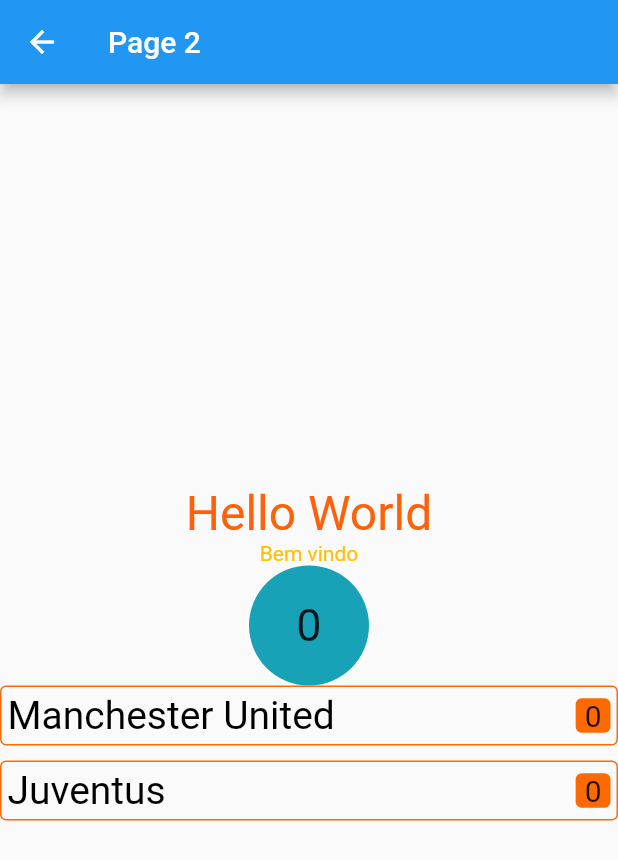
After one commit to cocadev/flutter_university, a Flutter app: the screen it shows after launch, after a tap on "Guide", on a phone screen of 412 x 824 dp. The commit adds this screen. Shown: the top 860 px of the screen. Run offline on Flutter 3.47's test engine with Material 2 defaults, Android fonts, the light colour scheme and no system bars.

Commit message:
increase and button style

```diff
--- a/lib/first.dart
+++ b/lib/first.dart
@@ -2,6 +2,7 @@
 import 'second.dart';
 import 'image.dart';
 import 'timer.dart';
+import 'guide.dart';
 
 class First extends StatefulWidget {
   @override
@@ -23,6 +24,15 @@
                 "Bem vindo",
                 textAlign: TextAlign.center,
                 style: TextStyle(color: Colors.amber),
+              ),
+            ),
+            Center(
+              child: RaisedButton(
+                child: Text("Guide"),
+                onPressed: (){
+                  Navigator.push(context, MaterialPageRoute(builder: (context) => Guide(title:'Beginner Guide')) );
+                },
+                color: Colors.amber,
               ),
             ),
             Center(
--- /dev/null
+++ b/lib/guide.dart
@@ -0,0 +1,168 @@
+import 'package:flutter/material.dart';
+
+class Guide extends StatefulWidget {
+  String title;
+
+  Guide({Key key, @required this.title}) : super(key: key);
+
+  @override
+  _GuideState createState() => _GuideState();
+}
+
+class _GuideState extends State<Guide> {
+
+  int counter = 0;
+
+  @override
+  Widget build(BuildContext context) {
+    return Scaffold(
+        appBar: AppBar(
+          title: Text("Page 2"),
+        ),
+        body: Column(
+            mainAxisAlignment: MainAxisAlignment.center,
+            children: <Widget>[
+              Center(
+                child: Text(
+                  "Hello World",
+                  textAlign: TextAlign.center,
+                  style: TextStyle( // we use the [TextStyle] widget to customize text
+                    color: Color(0xFFFD620A), // set the color
+                    fontSize: 32.0, // and the font size
+                  ),
+                ),
+              ),
+              Center(
+                child: Text(
+                  "Bem vindo",
+                  textAlign: TextAlign.center,
+                  style: TextStyle(color: Colors.amber),
+                ),
+              ),
+              Center(
+                child: GestureDetector( // just a normal widget
+                  onTap: () { // one of the [GestureDetector] properties
+                    setState(() {
+                      // Using setState() is required to trigger lifecycle hooks
+                      // so the widget will know that it should be updated
+                      ++counter;
+                    });
+                  },
+                  child: Container( // the [Container] will represent our button
+                    decoration: BoxDecoration( // this is how you style the [Container]
+                      shape: BoxShape.circle, // change its shape from rectangular to circular
+                      color: Color(0xFF17A2B8), // and paint it in blue
+                    ),
+                    width: 80.0,
+                    height: 80.0,
+                    child: Center(
+                      child: Text( // here we print the value of the [counter]
+                        '$counter', // to see how it changes
+                        style: TextStyle(fontSize: 30.0),
+                      ),
+                    ),
+                  ),
+                ),
+              ),
+              Center(
+                child: Content(),
+              )
+            ]));
+  }
+}
+
+class Content extends StatelessWidget {
+  @override
+  Widget build(BuildContext context) {
+    return Column(
+      children: [
+        Counter('Manchester United'),
+        Counter('Juventus'),
+      ],
+    );
+  }
+}
+
+class Counter extends StatefulWidget {
+  final String _name;
+  Counter(this._name);
+
+  @override
+  State<Counter> createState() => _CounterState();
+}
+
+class _CounterState extends State<Counter> {
+  int count = 0;
+
+  @override
+  Widget build(BuildContext context) {
+    return Container(
+      margin: EdgeInsets.only(bottom: 10.0),
+      padding: EdgeInsets.all(4.0),
+      decoration: BoxDecoration(
+        border: Border.all(color: Color(0xFFFD6A02)),
+        borderRadius: BorderRadius.circular(4.0),
+      ),
+      child: Row(
+        mainAxisAlignment: MainAxisAlignment.spaceBetween,
+        children: [
+          // [widget] is the property of the State class that stores
+          // the instance of the [StatefulWidget] ([Counter] in our case)
+          _CounterLabel(widget._name),
+          _CounterButton(
+            count,
+            onPressed: () {
+              setState(() {
+                ++count;
+              });
+            },
+          ),
+        ],
+      ),
+    );
+  }
+}
+
+class _CounterLabel extends StatelessWidget {
+  static const textStyle = TextStyle(
+    color: Color(0xFF000000),
+    fontSize: 26.0,
+  );
+
+  final String _label;
+  _CounterLabel(this._label);
+
+  @override
+  Widget build(BuildContext context) {
+    return Text(
+      _label,
+      style: _CounterLabel.textStyle,
+    );
+  }
+}
+
+class _CounterButton extends StatelessWidget {
+  final count;
+  final onPressed;
+  _CounterButton(this.count, {@required this.onPressed});
+
+  @override
+  Widget build(BuildContext context) {
+    return GestureDetector(
+      onTap: onPressed,
+      child: Container(
+        padding: EdgeInsets.symmetric(horizontal: 6.0),
+        decoration: BoxDecoration(
+          color: Color(0xFFFD6A02),
+          borderRadius: BorderRadius.circular(4.0),
+        ),
+        child: Center(
+          child: Text(
+            '$count',
+            style: TextStyle(fontSize: 20.0),
+          ),
+        ),
+      ),
+    );
+  }
+}
```
